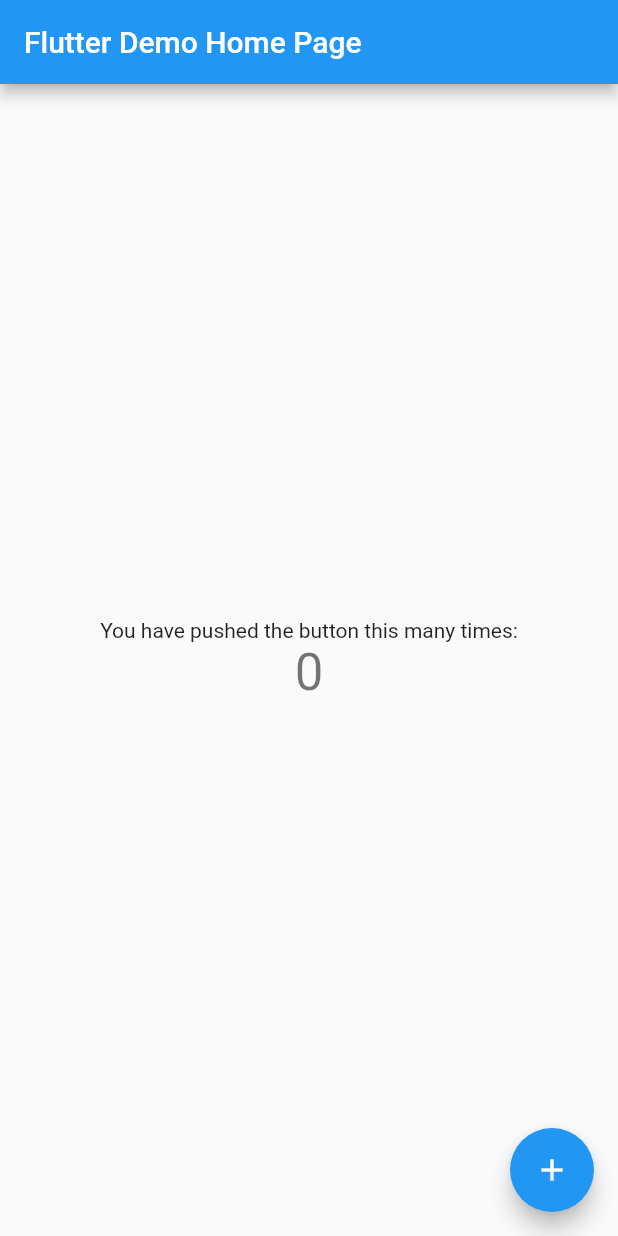
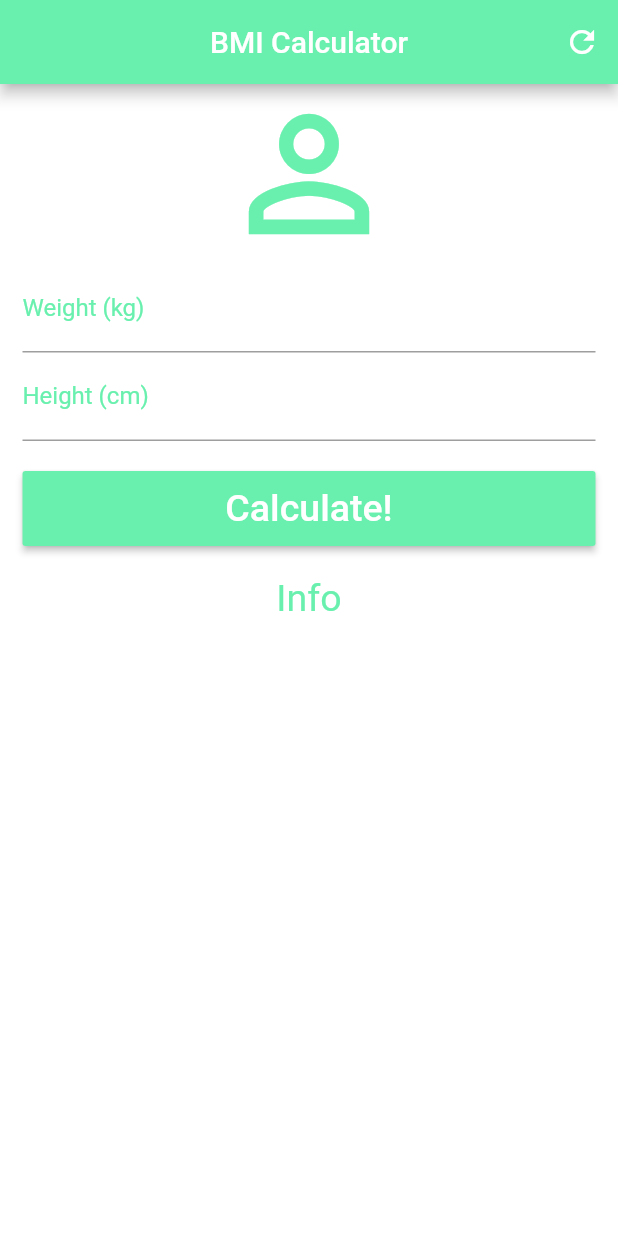
Before and after one commit to feMoraes0/bmi-calc-app, a Flutter app: the screen it shows after launch, on a phone screen of 412 x 824 dp. Run offline on Flutter 3.47's test engine with Material 2 defaults, Android fonts, the phone set to English and light mode, and no system bars.

Commit message:
Added home screen

```diff
--- /dev/null
+++ b/lib/home.dart
@@ -0,0 +1,84 @@
+import 'package:flutter/material.dart';
+
+class Home extends StatefulWidget {
+  @override
+  _HomeState createState() => _HomeState();
+}
+
+class _HomeState extends State<Home> {
+  @override
+  Widget build(BuildContext context) {
+    return Scaffold(
+      backgroundColor: Colors.white,
+      appBar: AppBar(
+        title: Text("BMI Calculator"),
+        centerTitle: true,
+        backgroundColor: Colors.greenAccent,
+        actions: <Widget>[
+          IconButton(
+            onPressed: () {},
+            icon: Icon(Icons.refresh),
+          )
+        ],
+      ),
+      body: SingleChildScrollView(
+        padding: const EdgeInsets.symmetric(horizontal: 15.0),
+        child: Column(
+          crossAxisAlignment: CrossAxisAlignment.stretch, // to use all width
+          children: <Widget>[
+            Icon(
+              Icons.person_outline,
+              size: 120.0,
+              color: Colors.greenAccent,
+            ),
+            TextField(
+              keyboardType: TextInputType.number,
+              textAlign: TextAlign.center,
+              style: TextStyle(color: Colors.greenAccent),
+              decoration: InputDecoration(
+                labelText: 'Weight (kg)',
+                labelStyle: TextStyle(
+                  color: Colors.greenAccent,
+                ),
+              ),
+            ),
+            TextField(
+              keyboardType: TextInputType.number,
+              textAlign: TextAlign.center,
+              style: TextStyle(color: Colors.greenAccent),
+              decoration: InputDecoration(
+                labelText: 'Height (cm)',
+                labelStyle: TextStyle(
+                  color: Colors.greenAccent,
+                ),
+              ),
+            ),
+            Container(
+              height: 50.0,
+              margin: const EdgeInsets.symmetric(vertical: 20.0),
+              child: RaisedButton(
+                onPressed: () {},
+                child: Text(
+                  "Calculate!",
+                  style: TextStyle(
+                    color: Colors.white,
+                    fontSize: 25.0,
+                  ),
+                ),
+                color: Colors.greenAccent,
+              ),
+            ),
+            Text(
+              "Info",
+              textAlign: TextAlign.center,
+              style: TextStyle(
+                color: Colors.greenAccent,
+                fontSize: 25.0,
+              ),
+            ),
+          ],
+        ),
+      ),
+    );
+  }
+}
--- a/lib/main.dart
+++ b/lib/main.dart
@@ -1,111 +1,14 @@
 import 'package:flutter/material.dart';
+
+import 'home.dart';
 
 void main() => runApp(MyApp());
 
 class MyApp extends StatelessWidget {
-  // This widget is the root of your application.
   @override
   Widget build(BuildContext context) {
     return MaterialApp(
-      title: 'Flutter Demo',
-      theme: ThemeData(
-        // This is the theme of your application.
-        //
-        // Try running your application with "flutter run". You'll see the
-        // application has a blue toolbar. Then, without quitting the app, try
-        // changing the primarySwatch below to Colors.green and then invoke
-        // "hot reload" (press "r" in the console where you ran "flutter run",
-        // or simply save your changes to "hot reload" in a Flutter IDE).
-        // Notice that the counter didn't reset back to zero; the application
-        // is not restarted.
-        primarySwatch: Colors.blue,
-      ),
-      home: MyHomePage(title: 'Flutter Demo Home Page'),
+      home: Home(),
     );
   }
 }
-
-class MyHomePage extends StatefulWidget {
-  MyHomePage({Key key, this.title}) : super(key: key);
-
-  // This widget is the home page of your application. It is stateful, meaning
-  // that it has a State object (defined below) that contains fields that affect
-  // how it looks.
-
-  // This class is the configuration for the state. It holds the values (in this
-  // case the title) provided by the parent (in this case the App widget) and
-  // used by the build method of the State. Fields in a Widget subclass are
-  // always marked "final".
-
-  final String title;
-
-  @override
-  _MyHomePageState createState() => _MyHomePageState();
-}
-
-class _MyHomePageState extends State<MyHomePage> {
-  int _counter = 0;
-
-  void _incrementCounter() {
-    setState(() {
-      // This call to setState tells the Flutter framework that something has
-      // changed in this State, which causes it to rerun the build method below
-      // so that the display can reflect the updated values. If we changed
-      // _counter without calling setState(), then the build method would not be
-      // called again, and so nothing would appear to happen.
-      _counter++;
-    });
-  }
-
-  @override
-  Widget build(BuildContext context) {
-    // This method is rerun every time setState is called, for instance as done
-    // by the _incrementCounter method above.
-    //
-    // The Flutter framework has been optimized to make rerunning build methods
-    // fast, so that you can just rebuild anything that needs updating rather
-    // than having to individually change instances of widgets.
-    return Scaffold(
-      appBar: AppBar(
-        // Here we take the value from the MyHomePage object that was created by
-        // the App.build method, and use it to set our appbar title.
-        title: Text(widget.title),
-      ),
-      body: Center(
-        // Center is a layout widget. It takes a single child and positions it
-        // in the middle of the parent.
-        child: Column(
-          // Column is also a layout widget. It takes a list of children and
-          // arranges them vertically. By default, it sizes itself to fit its
-          // children horizontally, and tries to be as tall as its parent.
-          //
-          // Invoke "debug painting" (press "p" in the console, choose the
-          // "Toggle Debug Paint" action from the Flutter Inspector in Android
-          // Studio, or the "Toggle Debug Paint" command in Visual Studio Code)
-          // to see the wireframe for each widget.
-          //
-          // Column has various properties to control how it sizes itself and
-          // how it positions its children. Here we use mainAxisAlignment to
-          // center the children vertically; the main axis here is the vertical
-          // axis because Columns are vertical (the cross axis would be
-          // horizontal).
-          mainAxisAlignment: MainAxisAlignment.center,
-          children: <Widget>[
-            Text(
-              'You have pushed the button this many times:',
-            ),
-            Text(
-              '$_counter',
-              style: Theme.of(context).textTheme.display1,
-            ),
-          ],
-        ),
-      ),
-      floatingActionButton: FloatingActionButton(
-        onPressed: _incrementCounter,
-        tooltip: 'Increment',
-        child: Icon(Icons.add),
-      ), // This trailing comma makes auto-formatting nicer for build methods.
-    );
-  }
-}
```
